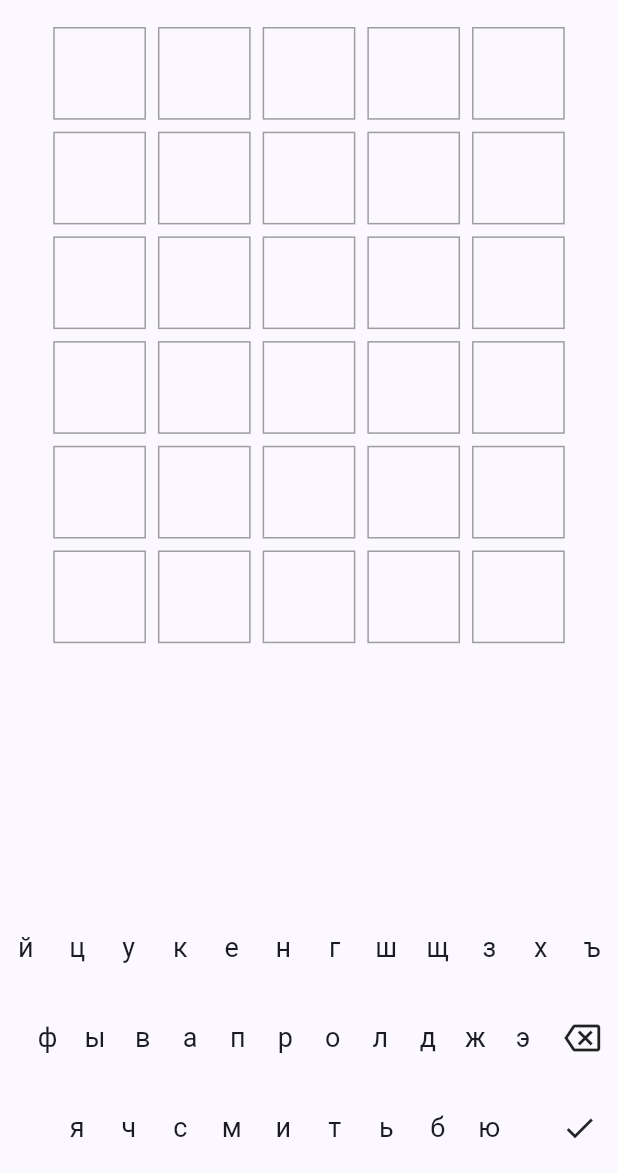
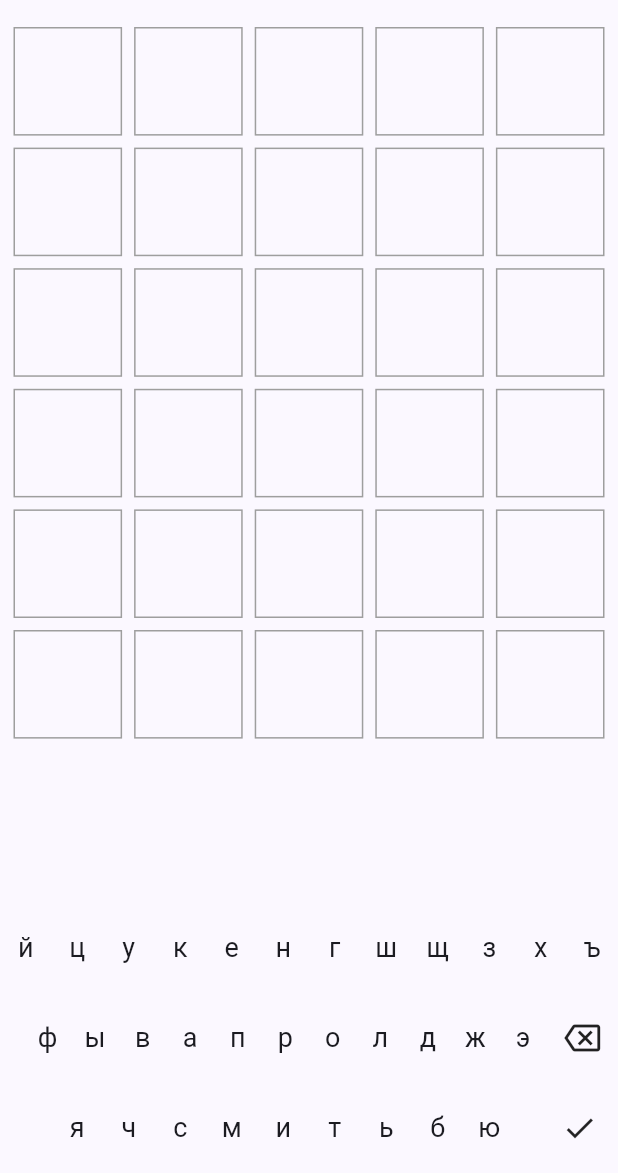
Before and after one commit to grand0/ruword, a Flutter app: the GamePage screen opened by its route, on a phone screen of 412 x 824 dp, the part 63-1236 px from its top. Run offline on Flutter 3.47's test engine with Material 2 defaults, Android fonts, the phone set to English and light mode, and no system bars; our stand-ins replace another_flushbar, get, shared_preferences, wheel_chooser; accounts and stored records are empty.

Commit message:
fix #1 and fix #3

```diff
--- a/lib/pages/game_page.dart
+++ b/lib/pages/game_page.dart
@@ -6,6 +6,8 @@ import 'package:ruword/controllers/theme_controller.dart';
 import 'package:ruword/theme.dart' as theme;
 
 class GamePage extends StatelessWidget {
+  static const double _widthLimit = 600.0;
+
   static const double _keyboardHeight = 180.0;
   static const List<String> _keyboardLayout = [
     "й ц у к е н г ш щ з х ъ",
@@ -35,7 +37,12 @@ class GamePage extends StatelessWidget {
           ),
         ],
       ),
-      body: Column(
+      body: Center(
+        child: SizedBox(
+          width: MediaQuery.of(context).size.width > _widthLimit
+              ? _widthLimit
+              : null,
+          child: Column(
             children: [
               Expanded(child: gameController.obx((state) {
                 switch (state) {
@@ -55,6 +62,8 @@ class GamePage extends StatelessWidget {
               })),
               Obx(() => _buildKeyboard(context)),
             ],
+          ),
+        ),
       ),
     );
   }
@@ -295,12 +304,15 @@ class GamePage extends StatelessWidget {
     );
   }
 
-  Widget _buildWordRow(BuildContext context, String text, {List<Color>? colors}) {
+  Widget _buildWordRow(BuildContext context, String text,
+      {List<Color>? colors}) {
     if (colors != null) {
       assert(colors.length == gameController.wordLength);
     }
-    final squareSize =
-        MediaQuery.of(context).size.width / gameController.wordLength * 0.75;
+    final width = MediaQuery.of(context).size.width > _widthLimit
+        ? _widthLimit
+        : MediaQuery.of(context).size.width;
+    final squareSize = width / gameController.wordLength - 4*2 - 1*2; // 4 - margin, 1 - border
     text = text.padRight(gameController.wordLength);
     List<Widget> squares = [];
     for (int i = 0; i < gameController.wordLength; i++) {
```
Lines whose indentation alone changed are shown as unchanged.
